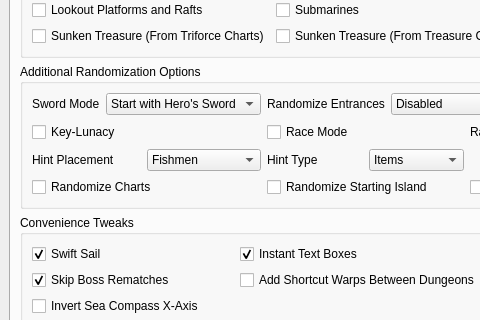
Old version of the form wwr_ui/randomizer_window.ui in the repository tanjo3/wwrando; both pictures show x 0 to 480 and y 261 to 581 of the 943 by 722 pixel window.
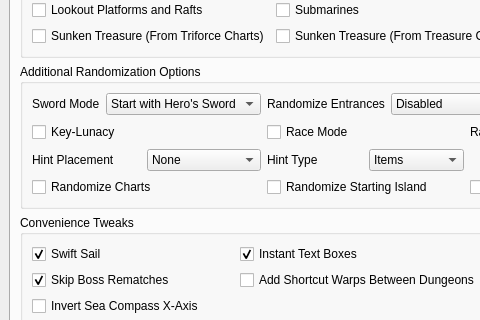
New version of the form.

Commit message: Add None option for hint placement

```diff
--- a/wwr_ui/randomizer_window.ui
+++ b/wwr_ui/randomizer_window.ui
@@ -419,6 +419,11 @@
                  </item>
                  <item>
                   <widget class="QComboBox" name="hint_placement">
+                   <item>
+                    <property name="text">
+                     <string>None</string>
+                    </property>
+                   </item>
                    <item>
                     <property name="text">
                      <string>Fishmen</string>
```
The commit also changes 3 other files.
